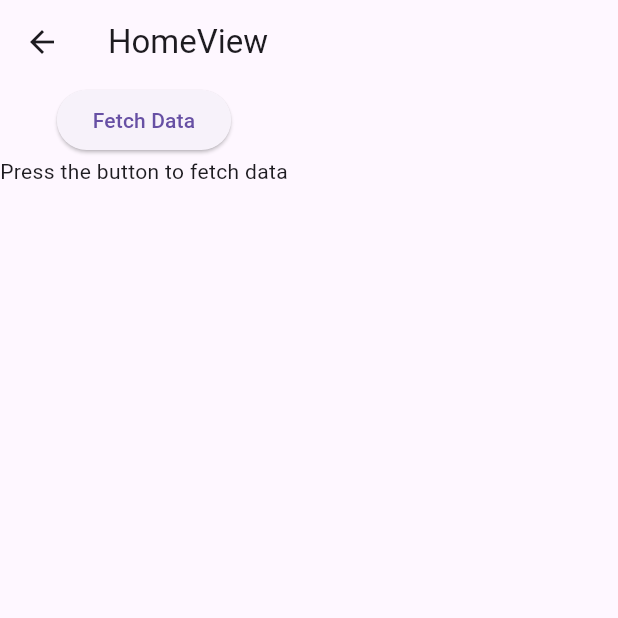
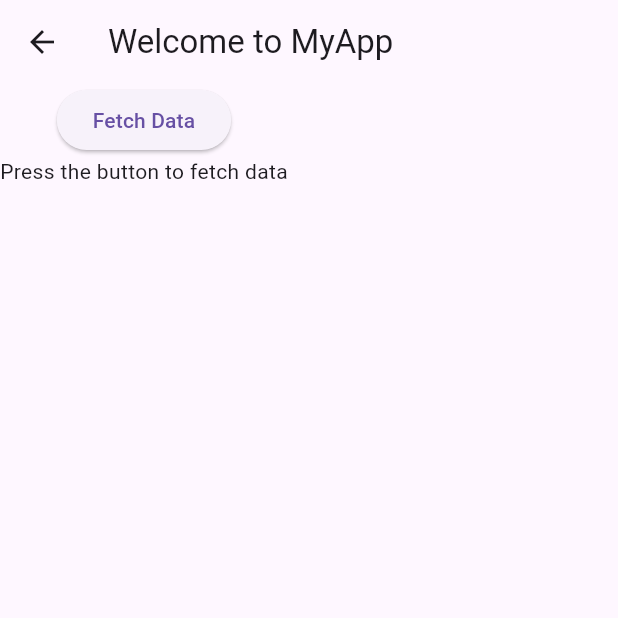
Before and after one commit to Vishalsingh1910/build-provider-app, a Flutter app: the HomeView screen opened by its route, on a phone screen of 412 x 824 dp, the top half of it. Run offline on Flutter 3.47's test engine with Material 3 defaults, Android fonts, the phone set to English and light mode, and no system bars; our stand-ins replace get.

Commit message:
Home API and constants

```diff
--- a/lib/src/modules/home/home_controller.dart
+++ b/lib/src/modules/home/home_controller.dart
@@ -1,5 +1,5 @@
 import 'dart:convert';
-
+import 'package:build_provider_app/src/utils/constants/constants.dart';
 import 'package:get/get.dart';
 import 'package:http/http.dart' as http;
 
@@ -15,7 +15,7 @@ class HomeController extends GetxController {
 
     try {
       final response = await http
-          .get(Uri.parse("https://jsonplaceholder.typicode.com/posts/1"));
+          .get(Uri.parse(AppConstants.baseUrl));
       if (response.statusCode == 200) {
         var data = json.decode(response.body);
         apiresponse.value = data["title"];
--- a/lib/src/modules/home/home_view.dart
+++ b/lib/src/modules/home/home_view.dart
@@ -1,4 +1,5 @@
 import 'package:build_provider_app/src/modules/home/home_controller.dart';
+import 'package:build_provider_app/src/utils/constants/constants.dart';
 import 'package:flutter/material.dart';
 import 'package:get/get.dart';
 
@@ -9,7 +10,7 @@ class HomeView extends StatelessWidget {
   Widget build(BuildContext context) {
     final HomeController controller = Get.put(HomeController());
     return Scaffold(
-      appBar: AppBar(title: const Text("HomeView")),
+      appBar: AppBar(title: const Text(AppConstants.homeTitle)),
       body: Column(
         children: [
           ElevatedButton(
--- /dev/null
+++ b/lib/src/utils/constants/constants.dart
@@ -0,0 +1,5 @@
+class AppConstants {
+  static const String baseUrl = "https://jsonplaceholder.typicode.com/posts/1";
+  static const String apiKey = "YOUR_API_KEY";
+  static const String homeTitle = "Welcome to MyApp";
+}
```
Also changed, not shown: lib/src/utils/constants.dart (deleted).
